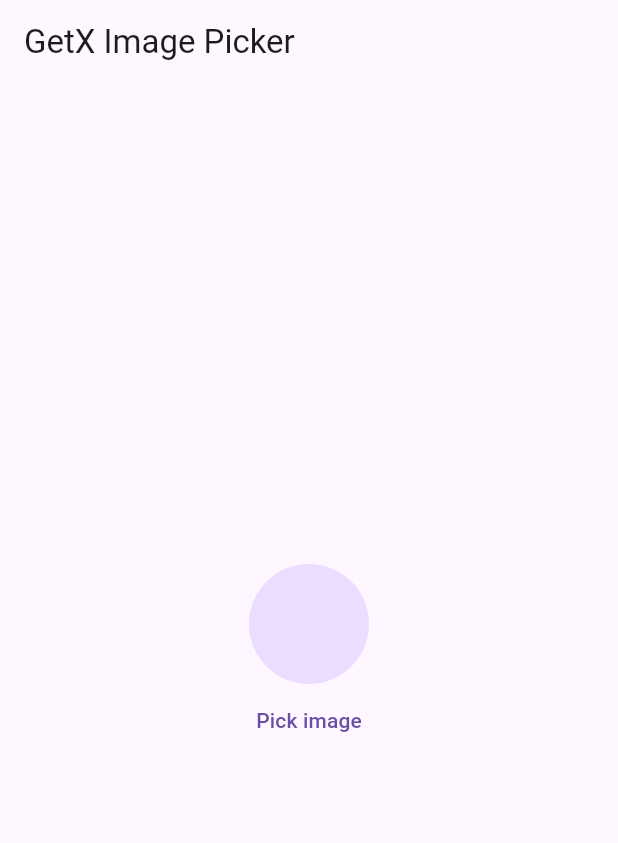
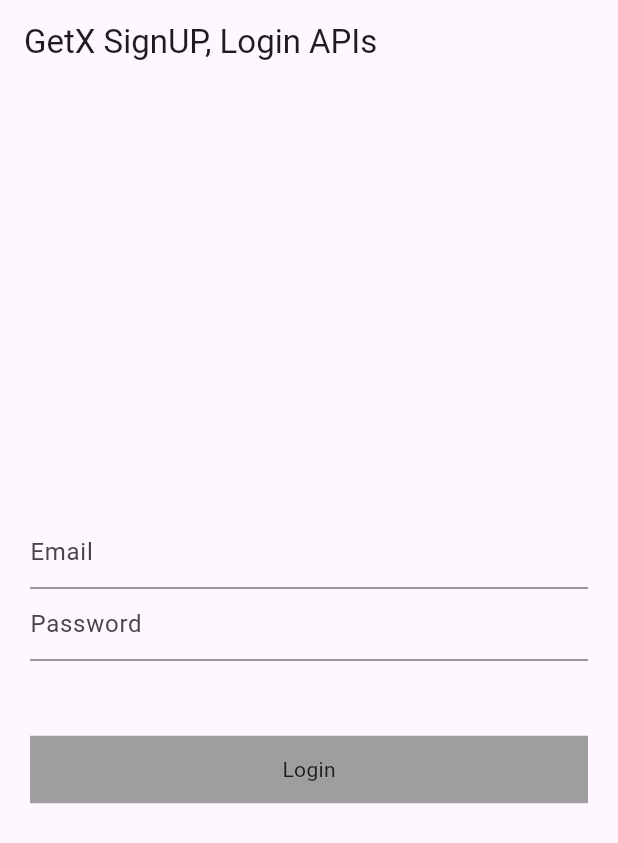
Before and after one commit to safaanwar1122/Flutter-GetX-State-Management, a Flutter app: the screen it shows after launch, on a phone screen of 412 x 824 dp. Shown: the top 843 px of the screen. Run offline on Flutter 3.47's test engine with Material 2 defaults, Android fonts, the phone set to English and light mode, and no system bars; our stand-ins replace get, image_picker.

Commit message:
seven commit

```diff
--- /dev/null
+++ b/lib/apis_homepage.dart
@@ -0,0 +1,78 @@
+import 'dart:async';
+
+import 'package:flutter/material.dart';
+import 'package:flutter_getx_playlist/counter_controller.dart';
+import 'package:flutter_getx_playlist/favourite_controller.dart';
+import 'package:flutter_getx_playlist/screen_one.dart';
+import 'package:flutter_getx_playlist/slider_example.dart';
+import 'package:flutter_getx_playlist/switch_example.dart';
+import 'package:get/get.dart';
+import 'package:get/get_core/src/get_main.dart';
+
+import 'login_controller.dart';
+
+class LoginSignUPHomePage extends StatefulWidget {
+  const LoginSignUPHomePage({Key? key}) : super(key: key);
+
+  @override
+  State<LoginSignUPHomePage> createState() => _LoginSignUPHomePageState();
+}
+
+class _LoginSignUPHomePageState extends State<LoginSignUPHomePage> {
+  LoginController controller = Get.put(LoginController());
+  @override
+  void initState() {
+    // TODO: implement initState
+    super.initState();
+  }
+
+  @override
+  Widget build(BuildContext context) {
+    print('rebuild');
+    return Scaffold(
+      appBar: AppBar(
+        title: Text('GetX SignUP, Login APIs'),
+      ),
+      body: Padding(
+        padding: const EdgeInsets.symmetric(horizontal: 20.0),
+        child: Column(
+          mainAxisAlignment: MainAxisAlignment.center,
+          crossAxisAlignment: CrossAxisAlignment.center,
+          children: [
+            TextFormField(
+              controller: controller.emailController.value,
+              decoration: InputDecoration(
+                hintText: 'Email',
+              ),
+            ),
+            TextFormField(
+              controller: controller.passwordController.value,
+              decoration: InputDecoration(
+                hintText: 'Password',
+              ),
+            ),
+            SizedBox(
+              height: 50,
+            ),
+            Obx(() {
+              return InkWell(
+                onTap: () {
+                  controller.loginApi();
+                },
+                child: controller.loading.value
+                    ? CircularProgressIndicator()
+                    : Container(
+                        height: 45,
+                        color: Colors.grey,
+                        child: Center(
+                          child: Text('Login'),
+                        ),
+                      ),
+              );
+            }),
+          ],
+        ),
+      ),
+    );
+  }
+}
--- /dev/null
+++ b/lib/login_controller.dart
@@ -0,0 +1,79 @@
+import 'dart:convert';
+
+import 'package:flutter/cupertino.dart';
+import 'package:get/get.dart';
+import 'package:http/http.dart';
+
+class LoginController extends GetxController {
+  final emailController = TextEditingController().obs;
+  final passwordController = TextEditingController().obs;
+RxBool loading=false.obs;
+  void loginApi() async {
+    loading.value=true;
+   try{
+     final response =
+     //await update(Uri.parse('https://reqres.in/api/login'),
+     //await put(Uri.parse('https://reqres.in/api/login'),
+     //  await delete(Uri.parse('https://reqres.in/api/login'),
+     //    await patch(Uri.parse('https://reqres.in/api/login'),
+     //
+     await post(Uri.parse('https://reqres.in/api/login'), body: {
+       'email': emailController.value.text,
+       'password':passwordController.value.text,
+     },
+     headers: {
+       'authorization':'safa',
+         }
+     );
+     var data = jsonDecode(response.body);
+     print(response.statusCode);
+     print(data);
+     if (response.statusCode == 200) {
+       loading.value=false;
+       Get.snackbar('Login successful',data['error']);
+
+     } else {
+       loading.value=false;
+       Get.snackbar('Login falied',data['error']);
+
+     }
+
+   }
+   catch(e){
+     loading.value=false;
+     Get.snackbar('Exception',e.toString());
+   }
+  }
+//raw data API in postman
+  void rawDataApi() async {
+    loading.value=true;
+    try{
+      Map newData={
+        'email': emailController.value.text,
+        'password':passwordController.value.text,
+      };
+      final response =
+
+      await post(Uri.parse('https://reqres.in/api/login'), body:jsonEncode(newData),
+
+      );
+      var data = jsonDecode(response.body);
+      print(response.statusCode);
+      print(data);
+      if (response.statusCode == 200) {
+        loading.value=false;
+        Get.snackbar('Login successful',data['error']);
+
+      } else {
+        loading.value=false;
+        Get.snackbar('Login falied',data['error']);
+
+      }
+
+    }
+    catch(e){
+      loading.value=false;
+      Get.snackbar('Exception',e.toString());
+    }
+  }
+}
--- a/lib/main.dart
+++ b/lib/main.dart
@@ -4,6 +4,7 @@ import 'package:flutter_getx_playlist/screen_one.dart';
 import 'package:flutter_getx_playlist/screen_two.dart';
 import 'package:get/get.dart';
 
+import 'apis_homepage.dart';
 import 'home_screen.dart';
 import 'image_picker_home.dart';
 
@@ -28,7 +29,7 @@ class MyApp extends StatelessWidget {
        primarySwatch: Colors.blue,
         useMaterial3: true,
       ),
-      home: const ImagePickerHome(),
+      home: const LoginSignUPHomePage(),
 
       // below lines are for routing
       // getPages: [
--- a/pubspec.yaml
+++ b/pubspec.yaml
@@ -37,6 +37,7 @@ dependencies:
   cupertino_icons: ^1.0.2
   get: ^4.6.5
   image_picker:
+  http:
 
 
 dev_dependencies:
```
Also changed, not shown: pubspec.lock.
